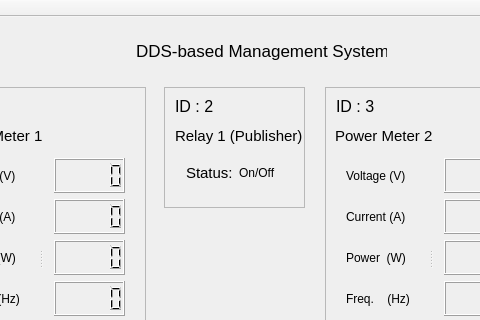
yaxchuang/Qt_dds, file mainwindow_dds.ui: the form before one commit; both pictures show x 85 to 565 and y 0 to 320 of the 859 by 533 pixel window.
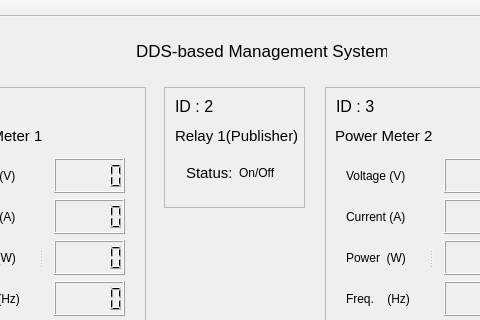
The form after the commit.

Commit message: Fix relay pub

Patch:
```diff
--- a/mainwindow_dds.ui
+++ b/mainwindow_dds.ui
@@ -141,7 +141,7 @@
       <rect>
        <x>260</x>
        <y>100</y>
-       <width>130</width>
+       <width>125</width>
        <height>17</height>
       </rect>
      </property>
@@ -163,7 +163,7 @@
       </font>
      </property>
      <property name="text">
-      <string>Relay 1 (Publisher)</string>
+      <string>Relay 1(Publisher)</string>
      </property>
     </widget>
     <widget class="QWidget" name="layoutWidget">
```
The commit also changes 2 other files.
